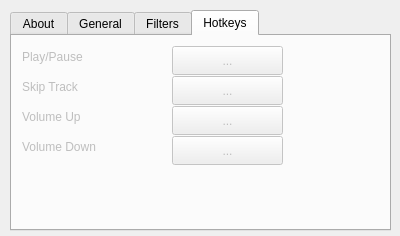
Qt form qPreferences.ui (JeffHoogland/qAndora) before a commit.
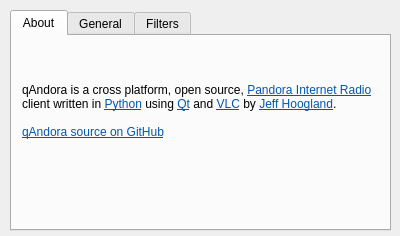
The same form after that commit. The open tabs and pages were chosen to show the change.

The edit to the form file:
```diff
--- a/qPreferences.ui
+++ b/qPreferences.ui
@@ -256,118 +256,6 @@
      </property>
     </widget>
    </widget>
-   <widget class="QWidget" name="keyTab">
-    <property name="enabled">
-     <bool>false</bool>
-    </property>
-    <attribute name="title">
-     <string>Hotkeys</string>
-    </attribute>
-    <widget class="QLabel" name="ppLabel">
-     <property name="geometry">
-      <rect>
-       <x>10</x>
-       <y>10</y>
-       <width>91</width>
-       <height>21</height>
-      </rect>
-     </property>
-     <property name="text">
-      <string>Play/Pause</string>
-     </property>
-    </widget>
-    <widget class="QLabel" name="skipLabel">
-     <property name="geometry">
-      <rect>
-       <x>10</x>
-       <y>40</y>
-       <width>81</width>
-       <height>21</height>
-      </rect>
-     </property>
-     <property name="text">
-      <string>Skip Track</string>
-     </property>
-    </widget>
-    <widget class="QLabel" name="vuLabel">
-     <property name="geometry">
-      <rect>
-       <x>10</x>
-       <y>70</y>
-       <width>91</width>
-       <height>21</height>
-      </rect>
-     </property>
-     <property name="text">
-      <string>Volume Up</string>
-     </property>
-    </widget>
-    <widget class="QLabel" name="vdLabel">
-     <property name="geometry">
-      <rect>
-       <x>10</x>
-       <y>100</y>
-       <width>111</width>
-       <height>21</height>
-      </rect>
-     </property>
-     <property name="text">
-      <string>Volume Down</string>
-     </property>
-    </widget>
-    <widget class="QToolButton" name="ppButton">
-     <property name="geometry">
-      <rect>
-       <x>160</x>
-       <y>10</y>
-       <width>111</width>
-       <height>29</height>
-      </rect>
-     </property>
-     <property name="text">
-      <string>...</string>
-     </property>
-    </widget>
-    <widget class="QToolButton" name="skipButton">
-     <property name="geometry">
-      <rect>
-       <x>160</x>
-       <y>40</y>
-       <width>111</width>
-       <height>29</height>
-      </rect>
-     </property>
-     <property name="text">
-      <string>...</string>
-     </property>
-    </widget>
-    <widget class="QToolButton" name="vuButton">
-     <property name="geometry">
-      <rect>
-       <x>160</x>
-       <y>70</y>
-       <width>111</width>
-       <height>29</height>
-      </rect>
-     </property>
-     <property name="text">
-      <string>...</string>
-     </property>
-    </widget>
-    <widget class="QToolButton" name="vdButton">
-     <property name="geometry">
-      <rect>
-       <x>160</x>
-       <y>100</y>
-       <width>111</width>
-       <height>29</height>
-      </rect>
-     </property>
-     <property name="text">
-      <string>...</string>
-     </property>
-    </widget>
-   </widget>
   </widget>
  </widget>
  <resources/>
```
